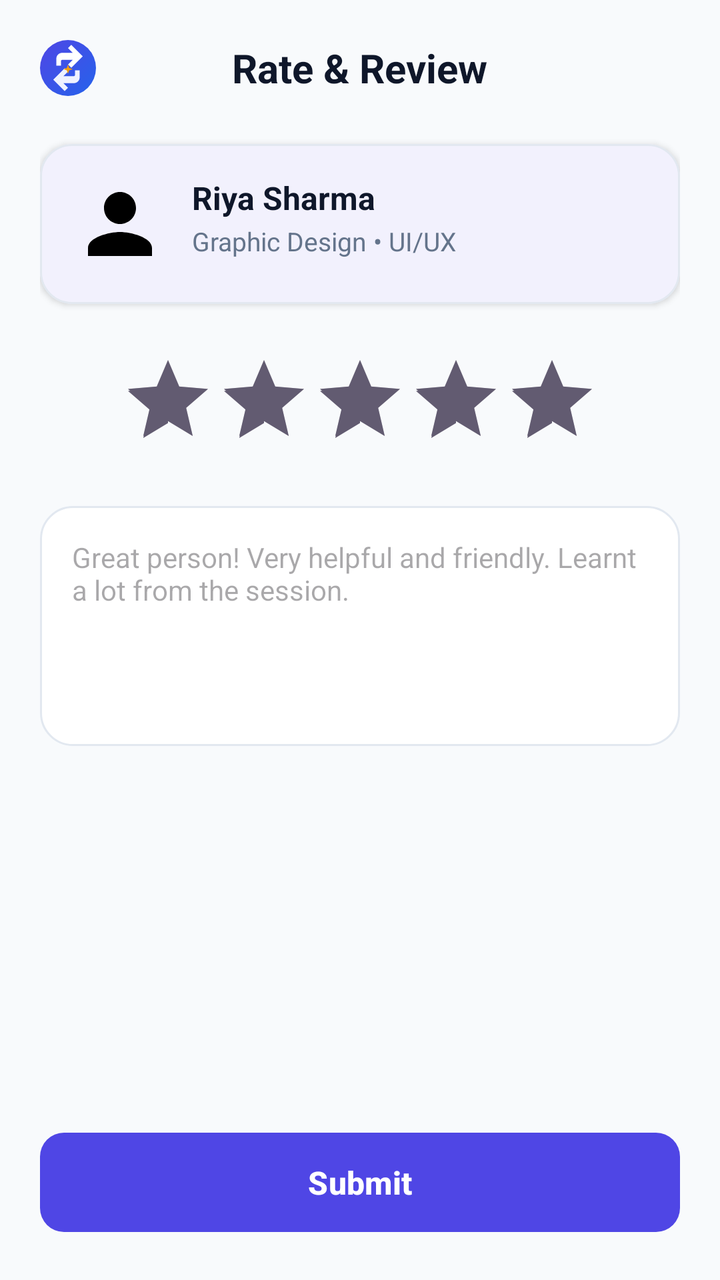
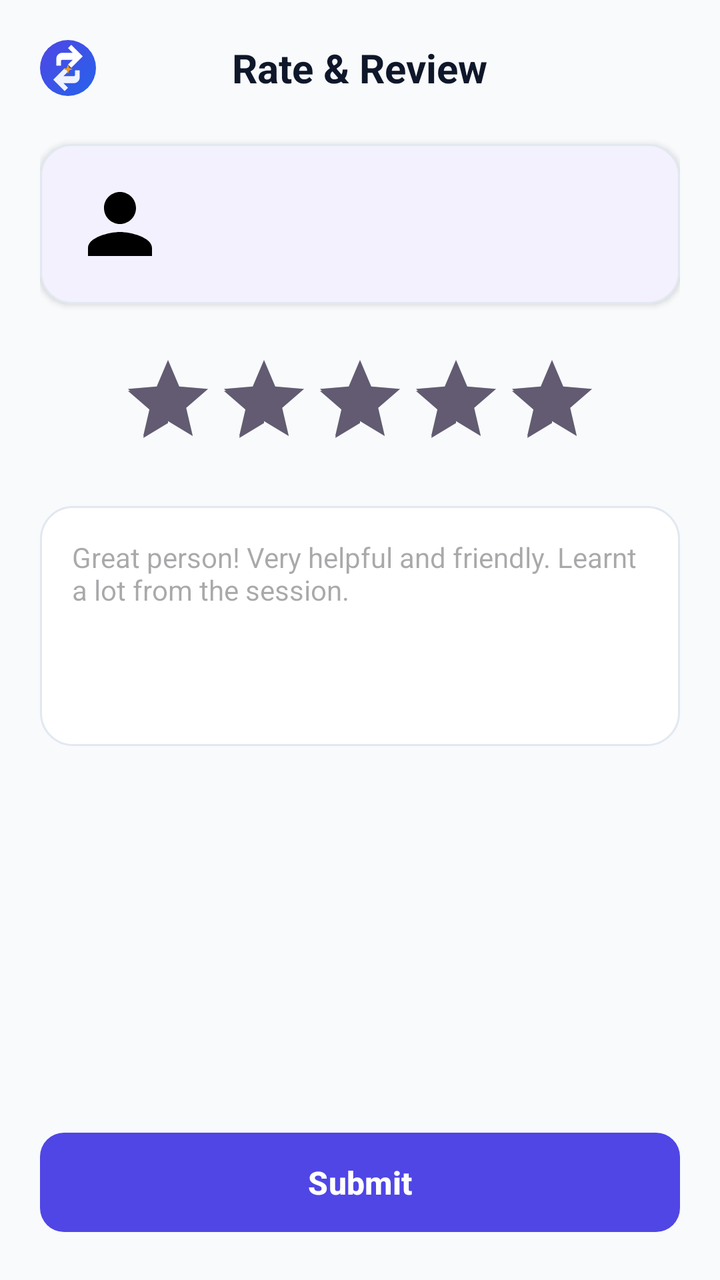

Screens rendered from an Android XML layout before and after an edit, with the pre-edit source and the edit as a unified diff.
<!-- AndroidManifest.xml: application theme Theme.SkillBarter -->
<!-- res/layout/activity_rate_review.xml -->
<?xml version="1.0" encoding="utf-8"?>
<LinearLayout xmlns:android="http://schemas.android.com/apk/res/android"
    xmlns:app="http://schemas.android.com/apk/res-auto"
    android:layout_width="match_parent"
    android:layout_height="match_parent"
    android:background="@color/bg_light"
    android:orientation="vertical"
    android:padding="20dp">

    
    <RelativeLayout
        android:layout_width="match_parent"
        android:layout_height="wrap_content">

        <ImageView
            android:id="@+id/ivBack"
            android:layout_width="28dp"
            android:layout_height="28dp"
            android:layout_alignParentStart="true"
            android:layout_centerVertical="true"
            android:src="@drawable/ic_logo" />

        <TextView
            android:layout_width="wrap_content"
            android:layout_height="wrap_content"
            android:layout_centerInParent="true"
            android:text="Rate &amp; Review"
            android:textColor="@color/text_primary"
            android:textSize="20sp"
            android:textStyle="bold" />

    </RelativeLayout>

    
    <com.google.android.material.card.MaterialCardView
        android:layout_width="match_parent"
        android:layout_height="wrap_content"
        android:layout_marginTop="24dp"
        app:cardBackgroundColor="@color/surface_white"
        app:cardCornerRadius="16dp"
        app:cardElevation="2dp"
        app:strokeColor="@color/divider_color"
        app:strokeWidth="1dp">

        <RelativeLayout
            android:layout_width="match_parent"
            android:layout_height="wrap_content"
            android:padding="16dp">

            <ImageView
                android:id="@+id/ivAvatar"
                android:layout_width="48dp"
                android:layout_height="48dp"
                android:layout_alignParentStart="true"
                android:src="@drawable/ic_profile" />

            <LinearLayout
                android:layout_width="match_parent"
                android:layout_height="wrap_content"
                android:layout_marginStart="12dp"
                android:layout_toEndOf="@id/ivAvatar"
                android:orientation="vertical">

                <TextView
                    android:id="@+id/tvUserName"
                    android:layout_width="wrap_content"
                    android:layout_height="wrap_content"
                    android:text="Riya Sharma"
                    android:textColor="@color/text_primary"
                    android:textSize="16sp"
                    android:textStyle="bold" />

                <TextView
                    android:id="@+id/tvUserSkills"
                    android:layout_width="wrap_content"
                    android:layout_height="wrap_content"
                    android:layout_marginTop="2dp"
                    android:text="Graphic Design • UI/UX"
                    android:textColor="@color/text_secondary"
                    android:textSize="13sp" />

            </LinearLayout>

        </RelativeLayout>

    </com.google.android.material.card.MaterialCardView>

    
    <RatingBar
        android:id="@+id/ratingBar"
        android:layout_width="wrap_content"
        android:layout_height="wrap_content"
        android:layout_gravity="center_horizontal"
        android:layout_marginTop="24dp"
        android:numStars="5"
        android:rating="5.0"
        android:stepSize="1.0" />

    
    <EditText
        android:id="@+id/etReview"
        android:layout_width="match_parent"
        android:layout_height="120dp"
        android:layout_marginTop="20dp"
        android:background="@drawable/bg_rounded_card"
        android:gravity="top|start"
        android:hint="Great person! Very helpful and friendly. Learnt a lot from the session."
        android:inputType="textMultiLine"
        android:padding="16dp"
        android:textColor="@color/text_primary"
        android:textSize="14sp" />

    <View
        android:layout_width="match_parent"
        android:layout_height="0dp"
        android:layout_weight="1" />

    <Button
        android:id="@+id/btnSubmit"
        style="@style/Widget.SkillBarter.Button"
        android:layout_width="match_parent"
        android:layout_height="wrap_content"
        android:text="Submit" />

</LinearLayout>
<!-- resources referenced by this layout -->
<resources>
  <color name="bg_light">#F8FAFC</color>
  <color name="divider_color">#E2E8F0</color>
  <color name="surface_white">#FFFFFF</color>
  <color name="text_primary">#0F172A</color>
  <color name="text_secondary">#64748B</color>
  <!-- drawable bg_rounded_card (drawable) -->
  <?xml version="1.0" encoding="utf-8"?>
  <shape xmlns:android="http://schemas.android.com/apk/res/android"
      android:shape="rectangle">
      <solid android:color="@color/surface_white" />
      <corners android:radius="16dp" />
      <stroke android:width="1dp" android:color="@color/divider_color" />
  </shape>
  <!-- drawable ic_logo (drawable) -->
  <vector xmlns:android="http://schemas.android.com/apk/res/android"
      xmlns:aapt="http://schemas.android.com/aapt"
      android:width="96dp"
      android:height="96dp"
      android:viewportWidth="96"
      android:viewportHeight="96">
  
    
    <path
        android:pathData="M48,0A48,48 0,1 1,0,48 48,48 0,0 1,48,0Z">
      <aapt:attr name="android:fillColor">
        <gradient
            android:startX="0"
            android:startY="0"
            android:endX="96"
            android:endY="96"
            android:type="linear">
          <item android:offset="0.0" android:color="#4F46E5"/>
          <item android:offset="1.0" android:color="#2563EB"/>
        </gradient>
      </aapt:attr>
    </path>
  
    
    <path
        android:fillColor="#FFFFFF"
        android:pathData="M28,32 C28,26.477 32.477,22 38,22 L56,22 L48,14 L53.657,8.343 L73.314,28 L53.657,47.657 L48,42 L56,34 L38,34 C36.895,34 36,34.895 36,36 L36,44 L28,44 L28,32 Z"/>
  
    
    <path
        android:fillColor="#EEF2FF"
        android:pathData="M68,64 C68,69.523 63.523,74 58,74 L40,74 L48,82 L42.343,87.657 L22.686,68 L42.343,48.343 L48,54 L40,62 L58,62 C59.105,62 60,61.105 60,60 L60,52 L68,52 L68,64 Z"/>
  
    
    <path
        android:fillColor="#F59E0B"
        android:pathData="M48,42 L50,48 L56,50 L50,52 L48,58 L46,52 L40,50 L46,48 Z"/>
  
  </vector>
  <!-- drawable ic_profile (drawable) -->
  <vector xmlns:android="http://schemas.android.com/apk/res/android"
      android:width="24dp"
      android:height="24dp"
      android:viewportWidth="24"
      android:viewportHeight="24">
    <path
        android:fillColor="#FF000000"
        android:pathData="M12,12c2.21,0 4,-1.79 4,-4s-1.79,-4 -4,-4 -4,1.79 -4,4 1.79,4 4,4zM12,14c-2.67,0 -8,1.34 -8,4v2h16v-2c0,-2.66 -5.33,-4 -8,-4z"/>
  </vector>
  <style name="Widget.SkillBarter.Button" parent="Widget.Material3.Button">
          <item name="backgroundTint">@color/primary</item>
          <item name="android:textColor">@color/white</item>
          <item name="cornerRadius">12dp</item>
          <item name="android:paddingTop">14dp</item>
          <item name="android:paddingBottom">14dp</item>
          <item name="android:textStyle">bold</item>
          <item name="android:textSize">16sp</item>
      </style>
  <style name="Theme.SkillBarter" parent="Base.Theme.SkillBarter" />
  <color name="primary">#4F46E5</color>
  <color name="white">#FFFFFF</color>
  <style name="Base.Theme.SkillBarter" parent="Theme.Material3.DayNight.NoActionBar">
          <item name="colorPrimary">@color/primary</item>
          <item name="colorOnPrimary">@color/white</item>
          <item name="colorPrimaryContainer">@color/primary_light</item>
          <item name="colorOnPrimaryContainer">@color/primary</item>
          <item name="android:colorBackground">@color/bg_light</item>
          <item name="colorSurface">@color/surface_white</item>
          <item name="colorOnSurface">@color/text_primary</item>
          <item name="colorOnSurfaceVariant">@color/text_secondary</item>
          <item name="android:statusBarColor">@color/bg_light</item>
          <item name="android:windowLightStatusBar">true</item>
      </style>
  <color name="primary_light">#EEF2FF</color>
</resources>

<!-- the commit's change to res/layout/activity_rate_review.xml (unified diff, before → after) -->
@@ -65,7 +65,7 @@
                     android:id="@+id/tvUserName"
                     android:layout_width="wrap_content"
                     android:layout_height="wrap_content"
-                    android:text="Riya Sharma"
+                    android:text=""
                     android:textColor="@color/text_primary"
                     android:textSize="16sp"
                     android:textStyle="bold" />
@@ -75,7 +75,6 @@
                     android:layout_width="wrap_content"
                     android:layout_height="wrap_content"
                     android:layout_marginTop="2dp"
-                    android:text="Graphic Design • UI/UX"
                     android:textColor="@color/text_secondary"
                     android:textSize="13sp" />
 
